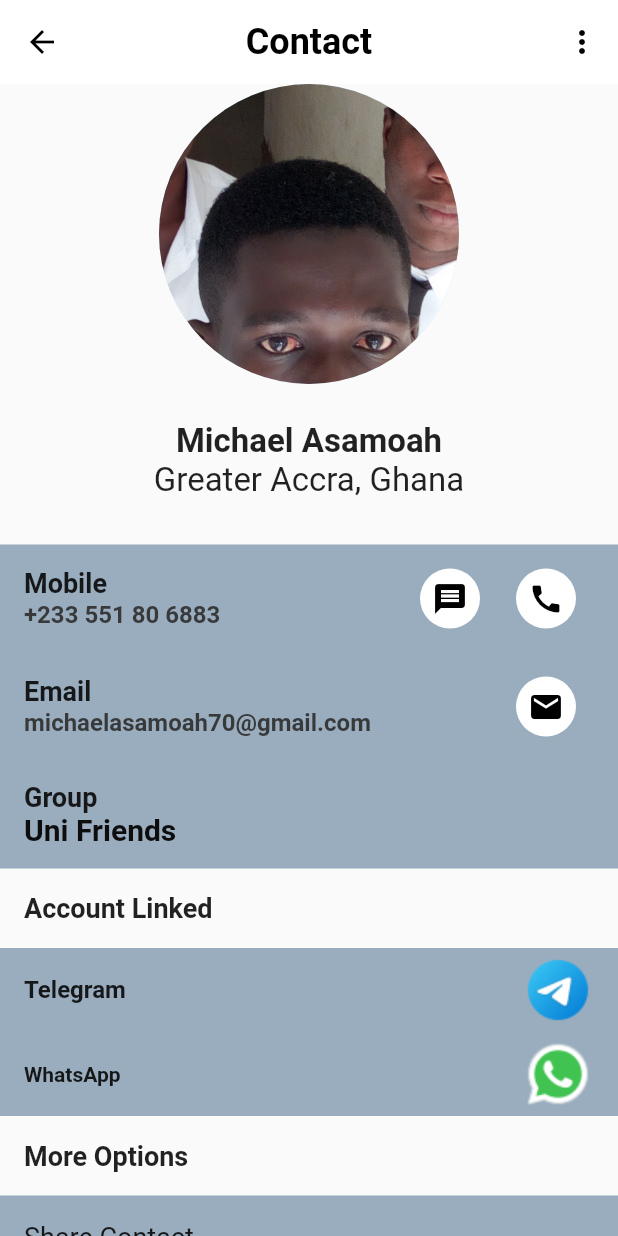
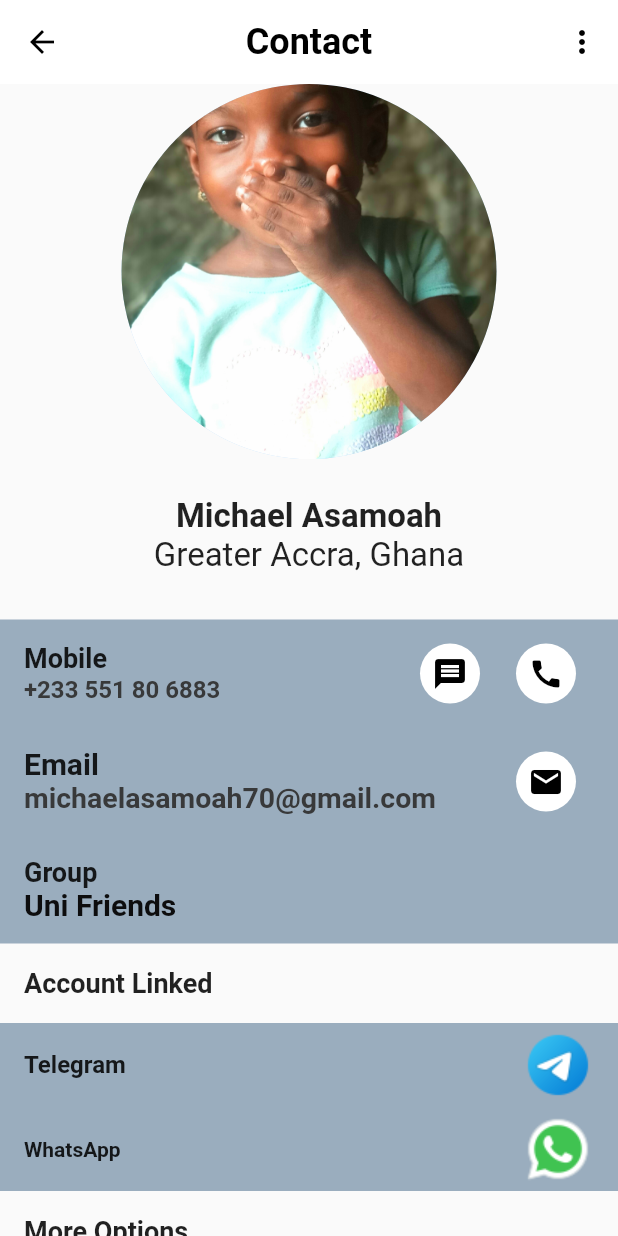
Before and after one commit to asamoah-fred/My-Contact-App, a Flutter app: the screen it shows after launch, after a tap on "Michael Asamoah", on a phone screen of 412 x 824 dp. Run offline on Flutter 3.47's test engine with Material 2 defaults, Android fonts, the phone set to English and light mode, and no system bars; our stand-ins replace grouped_list.

Commit message:
Main.dart

```diff
--- a/lib/contact_details_view.dart
+++ b/lib/contact_details_view.dart
@@ -30,8 +30,8 @@ class ContactDetailsView extends StatelessWidget {
         body: ListView(
           children: [
             const CircleAvatar(
-              radius: 100,
-              backgroundImage: AssetImage('assets/fam.jpg'),
+              radius: 125,
+              backgroundImage: AssetImage('assets/aba.jpg'),
             ),
             const SizedBox(
               height: 25,
@@ -93,13 +93,13 @@ class ContactDetailsView extends StatelessWidget {
                       title: const Text(
                         'Email',
                         style: TextStyle(
-                            fontWeight: FontWeight.w600, fontSize: 18),
+                            fontWeight: FontWeight.w600, fontSize: 20),
                       ),
                       subtitle: Text(
                         contact.email,
                         style: const TextStyle(
                             fontWeight: FontWeight.w600,
-                            fontSize: 16,
+                            fontSize: 19,
                             color: Color(0xf3333333)),
                       ),
                       trailing: Row(
--- a/lib/home_view.dart
+++ b/lib/home_view.dart
@@ -119,7 +119,7 @@ class Homeview extends StatelessWidget {
                                 name: 'Michael Asamoah',
                                 phone: '+233 551 80 6883',
                                 region: 'Greater Accra',
-                                picture: 'https://dfsddffds.png'));
+                                picture: ''));
                       }));
                     },
                     leading: const CircleAvatar(
```
